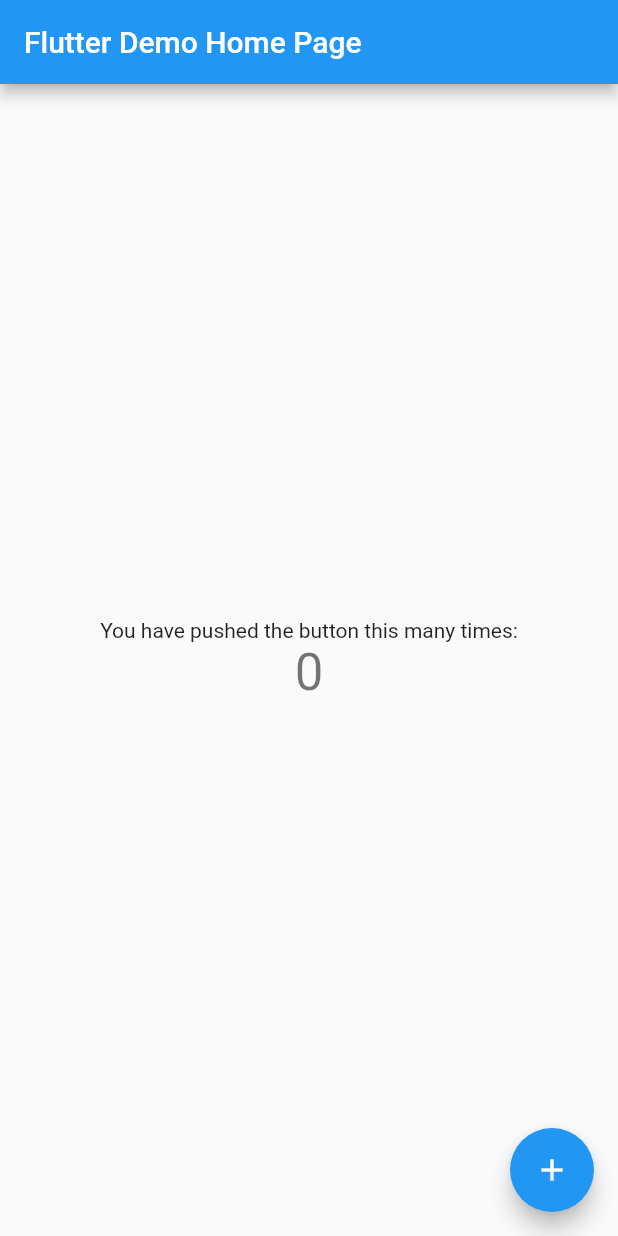
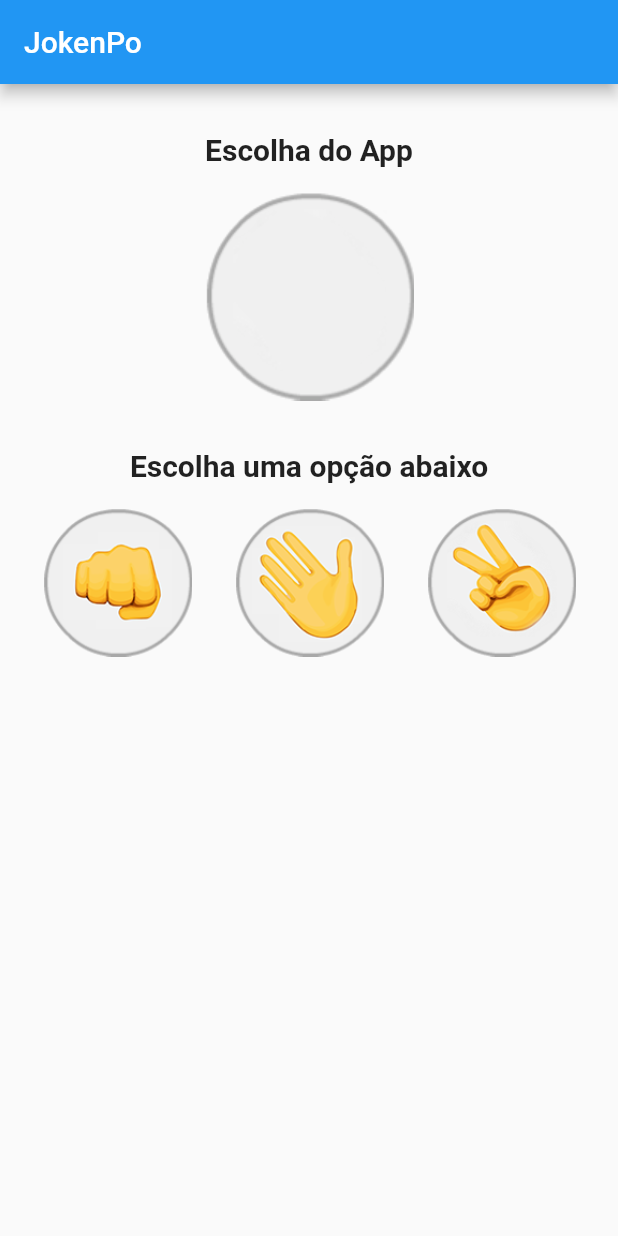
Before and after one commit to ThiagoPereira232/curso-flutter, a Flutter app: the screen it shows after launch, on a phone screen of 412 x 824 dp. Run offline on Flutter 3.47's test engine with Material 2 defaults, Android fonts, the light colour scheme and no system bars.

Commit message:
jokenpo interface

```diff
--- /dev/null
+++ b/jokenpo/lib/Jogo.dart
@@ -0,0 +1,55 @@
+import 'package:flutter/material.dart';
+
+class Jogo extends StatefulWidget {
+  const Jogo({Key? key}) : super(key: key);
+
+  @override
+  State<Jogo> createState() => _JogoState();
+}
+
+class _JogoState extends State<Jogo> {
+  @override
+  Widget build(BuildContext context) {
+    return Scaffold(
+      appBar: AppBar(
+        title: Text("JokenPo"),
+      ),
+      body: Column(
+        crossAxisAlignment: CrossAxisAlignment.center,
+        children: [
+          Padding(
+            padding: EdgeInsets.only(top: 32, bottom: 16),
+            child: Text(
+              "Escolha do App",
+              textAlign: TextAlign.center,
+              style: TextStyle(
+                fontSize: 20,
+                fontWeight: FontWeight.bold
+              )
+            )
+          ),
+          Image.asset("images/padrao.png"),
+          Padding(
+            padding: EdgeInsets.only(top: 32, bottom: 16),
+            child: Text(
+              "Escolha uma opção abaixo",
+              textAlign: TextAlign.center,
+              style: TextStyle(
+                fontSize: 20,
+                fontWeight: FontWeight.bold
+              )
+            )
+          ),
+          Row(
+            mainAxisAlignment: MainAxisAlignment.spaceEvenly,
+            children: [
+              Image.asset("images/pedra.png", height: 100),
+              Image.asset("images/papel.png", height: 100),
+              Image.asset("images/tesoura.png", height: 100),
+            ],
+          )
+        ],
+      ),
+    );
+  }
+}
--- a/jokenpo/lib/main.dart
+++ b/jokenpo/lib/main.dart
@@ -1,115 +1,8 @@
 import 'package:flutter/material.dart';
+import 'Jogo.dart';
 
-void main() {
-  runApp(const MyApp());
+void main(){
+  runApp(MaterialApp(
+    home: Jogo()
+  ));
 }
-
-class MyApp extends StatelessWidget {
-  const MyApp({Key? key}) : super(key: key);
-
-  // This widget is the root of your application.
-  @override
-  Widget build(BuildContext context) {
-    return MaterialApp(
-      title: 'Flutter Demo',
-      theme: ThemeData(
-        // This is the theme of your application.
-        //
-        // Try running your application with "flutter run". You'll see the
-        // application has a blue toolbar. Then, without quitting the app, try
-        // changing the primarySwatch below to Colors.green and then invoke
-        // "hot reload" (press "r" in the console where you ran "flutter run",
-        // or simply save your changes to "hot reload" in a Flutter IDE).
-        // Notice that the counter didn't reset back to zero; the application
-        // is not restarted.
-        primarySwatch: Colors.blue,
-      ),
-      home: const MyHomePage(title: 'Flutter Demo Home Page'),
-    );
-  }
-}
-
-class MyHomePage extends StatefulWidget {
-  const MyHomePage({Key? key, required this.title}) : super(key: key);
-
-  // This widget is the home page of your application. It is stateful, meaning
-  // that it has a State object (defined below) that contains fields that affect
-  // how it looks.
-
-  // This class is the configuration for the state. It holds the values (in this
-  // case the title) provided by the parent (in this case the App widget) and
-  // used by the build method of the State. Fields in a Widget subclass are
-  // always marked "final".
-
-  final String title;
-
-  @override
-  State<MyHomePage> createState() => _MyHomePageState();
-}
-
-class _MyHomePageState extends State<MyHomePage> {
-  int _counter = 0;
-
-  void _incrementCounter() {
-    setState(() {
-      // This call to setState tells the Flutter framework that something has
-      // changed in this State, which causes it to rerun the build method below
-      // so that the display can reflect the updated values. If we changed
-      // _counter without calling setState(), then the build method would not be
-      // called again, and so nothing would appear to happen.
-      _counter++;
-    });
-  }
-
-  @override
-  Widget build(BuildContext context) {
-    // This method is rerun every time setState is called, for instance as done
-    // by the _incrementCounter method above.
-    //
-    // The Flutter framework has been optimized to make rerunning build methods
-    // fast, so that you can just rebuild anything that needs updating rather
-    // than having to individually change instances of widgets.
-    return Scaffold(
-      appBar: AppBar(
-        // Here we take the value from the MyHomePage object that was created by
-        // the App.build method, and use it to set our appbar title.
-        title: Text(widget.title),
-      ),
-      body: Center(
-        // Center is a layout widget. It takes a single child and positions it
-        // in the middle of the parent.
-        child: Column(
-          // Column is also a layout widget. It takes a list of children and
-          // arranges them vertically. By default, it sizes itself to fit its
-          // children horizontally, and tries to be as tall as its parent.
-          //
-          // Invoke "debug painting" (press "p" in the console, choose the
-          // "Toggle Debug Paint" action from the Flutter Inspector in Android
-          // Studio, or the "Toggle Debug Paint" command in Visual Studio Code)
-          // to see the wireframe for each widget.
-          //
-          // Column has various properties to control how it sizes itself and
-          // how it positions its children. Here we use mainAxisAlignment to
-          // center the children vertically; the main axis here is the vertical
-          // axis because Columns are vertical (the cross axis would be
-          // horizontal).
-          mainAxisAlignment: MainAxisAlignment.center,
-          children: <Widget>[
-            const Text(
-              'You have pushed the button this many times:',
-            ),
-            Text(
-              '$_counter',
-              style: Theme.of(context).textTheme.headline4,
-            ),
-          ],
-        ),
-      ),
-      floatingActionButton: FloatingActionButton(
-        onPressed: _incrementCounter,
-        tooltip: 'Increment',
-        child: const Icon(Icons.add),
-      ), // This trailing comma makes auto-formatting nicer for build methods.
-    );
-  }
-}
--- a/jokenpo/pubspec.yaml
+++ b/jokenpo/pubspec.yaml
@@ -61,6 +61,11 @@
   # assets:
   #   - images/a_dot_burr.jpeg
   #   - images/a_dot_ham.jpeg
+  assets:
+    - images/padrao.png
+    - images/papel.png
+    - images/pedra.png
+    - images/tesoura.png
 
   # An image asset can refer to one or more resolution-specific "variants", see
   # https://flutter.dev/assets-and-images/#resolution-aware.
```
Also changed, not shown: jokenpo/images/padrao.png (added), jokenpo/images/papel.png (added), jokenpo/images/pedra.png (added), jokenpo/images/tesoura.png (added), 1 other file.
